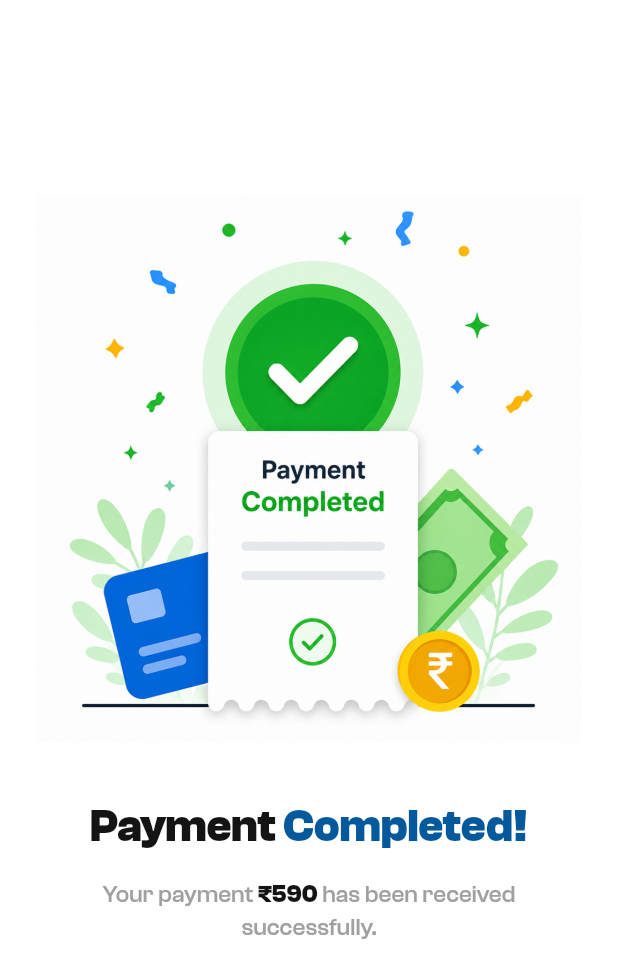
After one commit to SHIDULPP/drivefor_me, a Flutter app: the PaymentCompletedPage screen opened by its route, on a phone screen of 412 x 824 dp. The commit adds this screen. Shown: the top 978 px of the screen. Run offline on Flutter 3.47's test engine with Material 3 defaults, Android fonts, the phone set to English and light mode, and no system bars; our stand-ins replace flutter_riverpod, flutter_svg, intl_phone_field, loading_indicator, pin_code_fields, shimmer.

Commit message:
created payment completed screen

```diff
--- a/lib/src/data/router/router.dart
+++ b/lib/src/data/router/router.dart
@@ -1,5 +1,6 @@
 import 'package:driveforme_user/src/interfaces/main_pages/navbar.dart';
 import 'package:driveforme_user/src/interfaces/main_pages/trip_pages/booking_confirmed.dart';
+import 'package:driveforme_user/src/interfaces/main_pages/trip_pages/payment_completed.dart';
 import 'package:driveforme_user/src/interfaces/main_pages/trip_pages/trip_completed.dart';
 import 'package:driveforme_user/src/interfaces/main_pages/trip_pages/trip_progress.dart';
 import 'package:driveforme_user/src/interfaces/main_pages/waiting_driver/driver_found.dart';
@@ -183,6 +184,14 @@ Route<dynamic> generateRoute(RouteSettings? settings) {
       transitionToUse = TransitionType.slideFromRight;
       transitionDuration = const Duration(milliseconds: 400);
       break;
+    case 'payment_completed':
+      final paymentDoneArgs = settings?.arguments as Map?;
+      page = PaymentCompletedPage(
+        paidAmount: paymentDoneArgs?['paidAmount'] as String? ?? '₹590',
+      );
+      transitionToUse = TransitionType.slideFromRight;
+      transitionDuration = const Duration(milliseconds: 400);
+      break;
     case 'trip_completed':
       final completedArgs = settings?.arguments as Map?;
       final paymentType = parseTripCompletedPaymentType(
--- /dev/null
+++ b/lib/src/interfaces/main_pages/trip_pages/payment_completed.dart
@@ -0,0 +1,66 @@
+import 'package:driveforme_user/src/data/constants/colour_constants.dart';
+import 'package:driveforme_user/src/data/constants/style_constants.dart';
+import 'package:flutter/material.dart';
+
+class PaymentCompletedPage extends StatelessWidget {
+  final String paidAmount;
+
+  const PaymentCompletedPage({
+    super.key,
+    this.paidAmount = '₹590',
+  });
+
+  @override
+  Widget build(BuildContext context) {
+    return Scaffold(
+      backgroundColor: kWhite,
+      body: SafeArea(
+        child: Padding(
+          padding: const EdgeInsets.symmetric(horizontal: 24),
+          child: Column(
+            mainAxisAlignment: MainAxisAlignment.center,
+            children: [
+              const Spacer(flex: 2),
+              Image.asset(
+                'assets/pngs/payment_complet.png',
+                fit: BoxFit.contain,
+              ),
+              const SizedBox(height: 40),
+              RichText(
+                textAlign: TextAlign.center,
+                text: TextSpan(
+                  style: kBookingConfirmedTitleSB,
+                  children: [
+                    const TextSpan(text: 'Payment '),
+                    TextSpan(
+                      text: 'Completed!',
+                      style: kBookingConfirmedAccentSB,
+                    ),
+                  ],
+                ),
+              ),
+              const SizedBox(height: 16),
+              RichText(
+                textAlign: TextAlign.center,
+                text: TextSpan(
+                  style: kBookingConfirmedSubtitleR,
+                  children: [
+                    const TextSpan(text: 'Your payment '),
+                    TextSpan(
+                      text: paidAmount,
+                      style: kStyle(kSemiBold, kSize16, color: kTextColor),
+                    ),
+                    const TextSpan(
+                      text: ' has been received successfully.',
+                    ),
+                  ],
+                ),
+              ),
+              const Spacer(flex: 3),
+            ],
+          ),
+        ),
+      ),
+    );
+  }
+}
```
Also changed, not shown: lib/src/interfaces/main_pages/trip_pages/trip_completed.dart (+44 -16 lines), assets/pngs/payment_complet.png (added).
